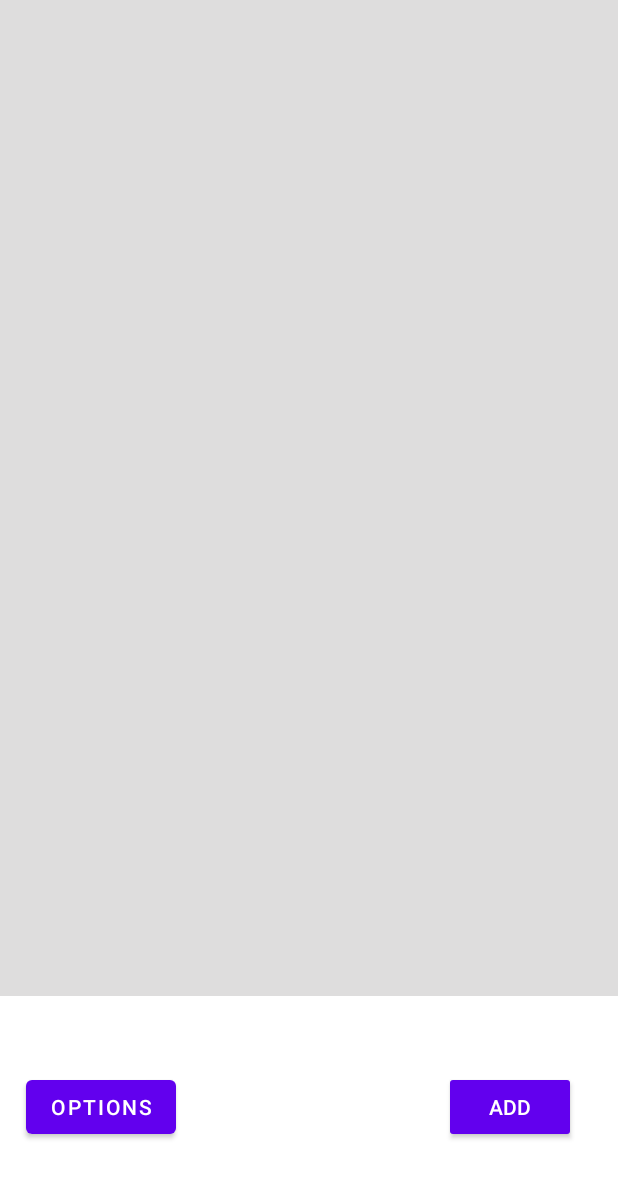
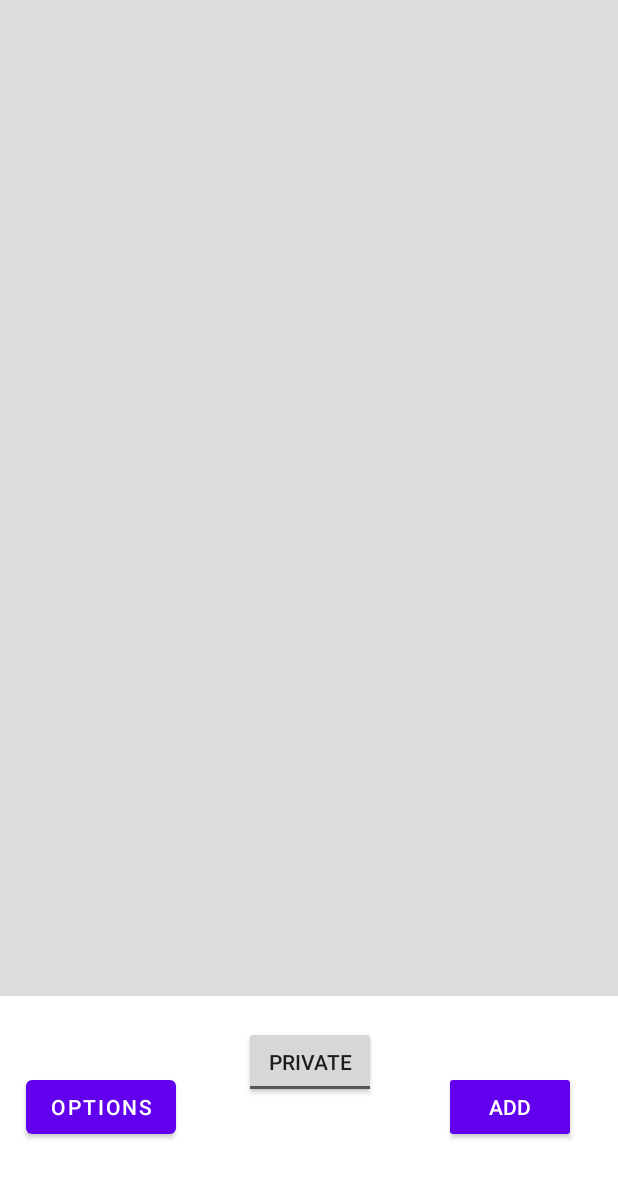
Before and after one commit to GRostek/PjatkShoppingList, an Android app: the layout activity_main.xml on its own in the app's theme, with its tools: preview values and no code run, on a phone screen of 412 x 824 dp. Shown: the top 1178 px of the screen. Run offline under Robolectric (Android 15) with nearby library versions, the phone set to English and light mode, and no system bars.

Commit message:
Added shared list

```diff
--- a/app/src/main/java/com/example/pjatkshoppinglist/ProductAdapter.kt
+++ b/app/src/main/java/com/example/pjatkshoppinglist/ProductAdapter.kt
@@ -76,7 +76,6 @@ class ProductAdapter(private val viewModel: ProductViewModelFirebase,
             holder.binding.textViewPrice.text = currentProduct.price.toString() + "zł"
             holder.binding.textViewCount.text = currentProduct.quantity.toString()
             holder.binding.checkBoxIsBought.isChecked = currentProduct.isBought
-            println("ID:"+currentProduct.id)
         }
 
 
--- a/app/src/main/java/com/example/pjatkshoppinglist/firebasedb/ProductViewModelFirebase.kt
+++ b/app/src/main/java/com/example/pjatkshoppinglist/firebasedb/ProductViewModelFirebase.kt
@@ -7,9 +7,9 @@ import androidx.lifecycle.LiveData
 import com.example.pjatkshoppinglist.Product
 
 
-class ProductViewModelFirebase(application: Application, user: String) : AndroidViewModel(application) {
+class ProductViewModelFirebase(application: Application, user: String, isShared: Boolean) : AndroidViewModel(application) {
 
-    private val repo: ProductDBFirebase = ProductDBFirebase(user)
+    private val repo: ProductDBFirebase = ProductDBFirebase(user, isShared)
     val allProducts: LiveData<Map<String, Product>>
 
     init {
--- a/app/src/main/res/layout/activity_main.xml
+++ b/app/src/main/res/layout/activity_main.xml
@@ -46,4 +46,20 @@
         app:layout_constraintStart_toStartOf="parent"
         app:layout_constraintTop_toTopOf="parent" />
 
+    <ToggleButton
+        android:id="@+id/toggleButton"
+        android:layout_width="wrap_content"
+        android:layout_height="wrap_content"
+        android:layout_marginStart="162dp"
+        android:layout_marginTop="20dp"
+        android:layout_marginEnd="161dp"
+        android:layout_marginBottom="92dp"
+        android:text="@string/togglebutton"
+        android:textOff="@string/private_"
+        android:textOn="@string/shared"
+        app:layout_constraintBottom_toBottomOf="parent"
+        app:layout_constraintEnd_toEndOf="parent"
+        app:layout_constraintStart_toStartOf="parent"
+        app:layout_constraintTop_toBottomOf="@+id/productList" />
+
 </androidx.constraintlayout.widget.ConstraintLayout>
--- a/app/src/main/res/values/strings.xml
+++ b/app/src/main/res/values/strings.xml
@@ -31,5 +31,8 @@
     <string name="registration_failed">Registration failed</string>
     <string name="login_successful">Login successful</string>
     <string name="login_failed">Login failed</string>
+    <string name="togglebutton" translatable="false">ToggleButton</string>
+    <string name="private_">Private</string>
+    <string name="shared">Shared</string>
 
 </resources>
```
Also changed, not shown: app/src/main/java/com/example/pjatkshoppinglist/AddProductActivity.kt (+6 -2 lines), app/src/main/java/com/example/pjatkshoppinglist/MainActivity.kt (+13 -2 lines), app/src/main/java/com/example/pjatkshoppinglist/ModifyActivity.kt (+5 -2 lines), app/src/main/java/com/example/pjatkshoppinglist/firebasedb/ProductDBFirebase.kt (+15 -10 lines), 1 other file.
